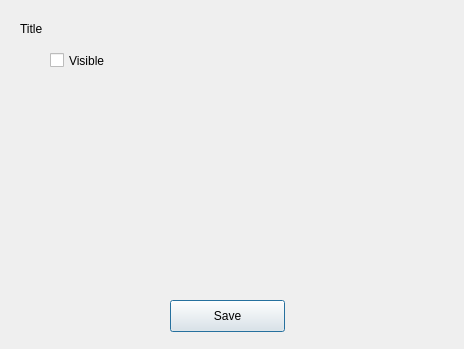
First picture: the form in 9/DecisionSystems/Lab1/source/SimpleMapEditor/Ui/LayerSettingsDialog.ui, repository sidorovis/restudy, before the edit.
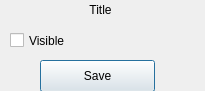
Second picture: the form after the edit.

What changed in the file:
```diff
--- a/9/DecisionSystems/Lab1/source/SimpleMapEditor/Ui/LayerSettingsDialog.ui
+++ b/9/DecisionSystems/Lab1/source/SimpleMapEditor/Ui/LayerSettingsDialog.ui
@@ -6,18 +6,30 @@
    <rect>
     <x>0</x>
     <y>0</y>
-    <width>464</width>
-    <height>349</height>
+    <width>205</width>
+    <height>91</height>
    </rect>
   </property>
+  <property name="minimumSize">
+   <size>
+    <width>205</width>
+    <height>91</height>
+   </size>
+  </property>
+  <property name="maximumSize">
+   <size>
+    <width>205</width>
+    <height>91</height>
+   </size>
+  </property>
   <property name="windowTitle">
    <string>Dialog</string>
   </property>
   <widget class="QCheckBox" name="checkBox">
    <property name="geometry">
     <rect>
-     <x>50</x>
-     <y>50</y>
+     <x>10</x>
+     <y>30</y>
      <width>71</width>
      <height>21</height>
     </rect>
@@ -29,8 +41,8 @@
   <widget class="QPushButton" name="pushButton">
    <property name="geometry">
     <rect>
-     <x>170</x>
-     <y>300</y>
+     <x>40</x>
+     <y>60</y>
      <width>115</width>
      <height>32</height>
     </rect>
@@ -42,15 +54,18 @@
   <widget class="QLabel" name="label">
    <property name="geometry">
     <rect>
-     <x>20</x>
-     <y>20</y>
-     <width>62</width>
-     <height>17</height>
+     <x>10</x>
+     <y>0</y>
+     <width>181</width>
+     <height>20</height>
     </rect>
    </property>
    <property name="text">
     <string>Title</string>
    </property>
+   <property name="alignment">
+    <set>Qt::AlignCenter</set>
+   </property>
   </widget>
  </widget>
  <resources/>
```
Left out of the diff: 1 changed line with no effect on the pictures.
